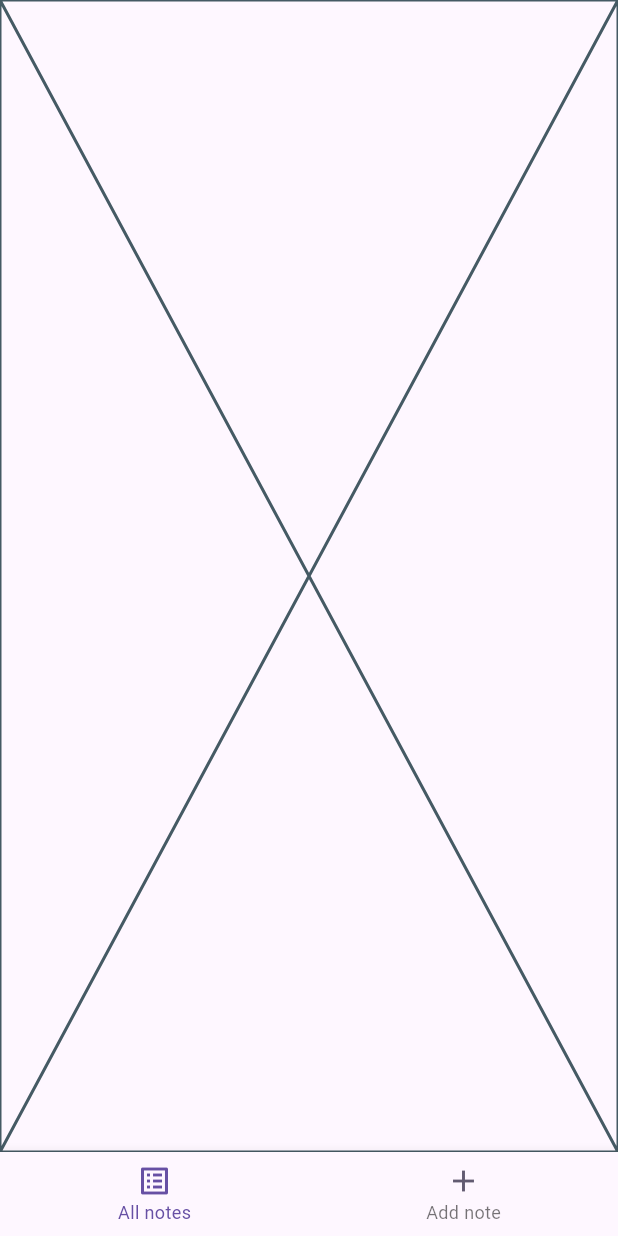
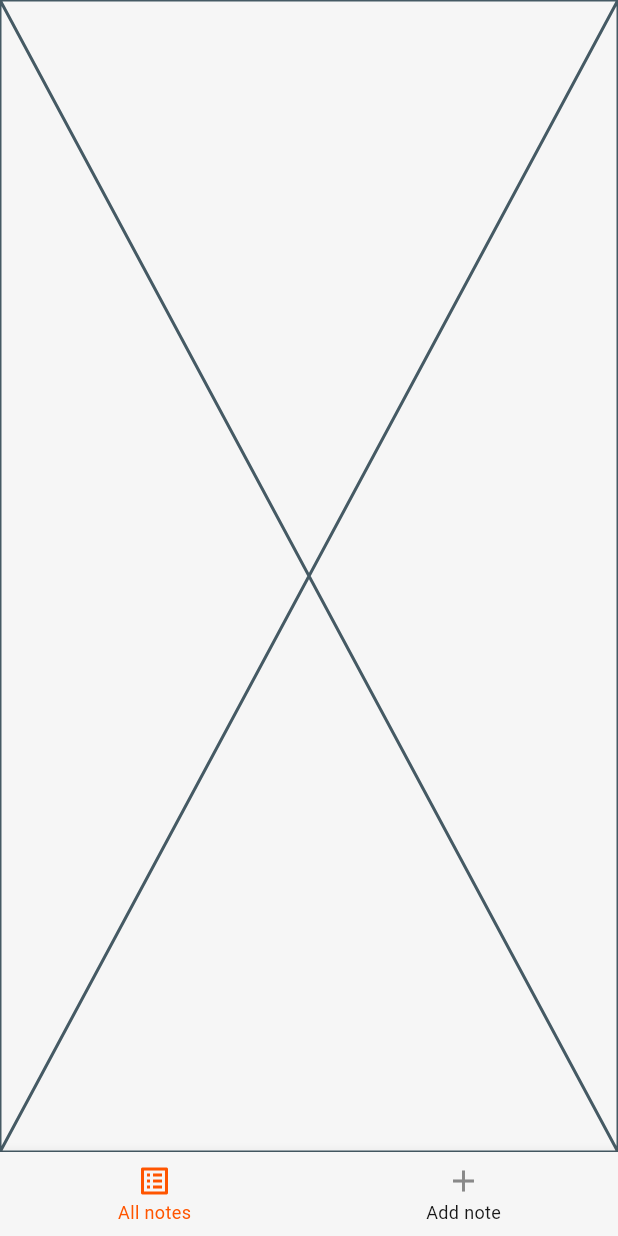
Before and after one commit to rusyaev-dk/scriby_app, a Flutter app: the screen it shows after launch, on a phone screen of 412 x 824 dp. Run offline on Flutter 3.47's test engine with Material 3 defaults, Android fonts, the phone set to English and light mode, and no system bars; our stand-ins replace auto_route, bloc, equatable, flutter_bloc, realm, shared_preferences; generated files the repository leaves out were written again.

Commit message:
feat: add key value storage and theme cubit

```diff
--- a/lib/app/app_config.dart
+++ b/lib/app/app_config.dart
@@ -1,6 +1,12 @@
 import 'package:realm/realm.dart';
+import 'package:shared_preferences/shared_preferences.dart';
 
 class AppConfig {
-  AppConfig({required this.realm});
+  AppConfig({
+    required this.realm,
+    required this.sharedPreferences,
+  });
+
   final Realm realm;
+  final SharedPreferences sharedPreferences;
 }
--- a/lib/app/app_initializer.dart
+++ b/lib/app/app_initializer.dart
@@ -1,9 +1,12 @@
 import 'package:flutter/material.dart';
 import 'package:flutter_bloc/flutter_bloc.dart';
 import 'package:scriby_app/app/app_config.dart';
+import 'package:scriby_app/core/blocs/theme_cubit/theme_cubit.dart';
 import 'package:scriby_app/core/domain/repositories/my_notes/my_notes_repository.dart';
 import 'package:scriby_app/core/domain/repositories/my_notes/my_notes_repository_interface.dart';
+import 'package:scriby_app/core/domain/repositories/settings/settings.dart';
 import 'package:scriby_app/features/my_notes/presentation/my_notes_bloc/my_notes_bloc.dart';
+import 'package:scriby_app/persistence/storage/key_value_storage/key_value_storage.dart';
 
 class AppInitializer extends StatelessWidget {
   const AppInitializer({
@@ -17,14 +20,26 @@ class AppInitializer extends StatelessWidget {
 
   @override
   Widget build(BuildContext context) {
+    final sharedPrefsStotage =
+        SharedPrefsStorage(prefs: appConfig.sharedPreferences);
+
     return MultiRepositoryProvider(
       providers: [
+        RepositoryProvider<SettingsRepositoryI>(
+          create: (context) =>
+              SettingsRepository(keyValueStorage: sharedPrefsStotage),
+        ),
         RepositoryProvider<MyNotesRepositoryI>(
           create: (context) => MyNotesRepository(realm: appConfig.realm),
         ),
       ],
       child: MultiBlocProvider(
         providers: [
+          BlocProvider(
+            create: (context) => ThemeCubit(
+              settingsRepository: context.read<SettingsRepositoryI>(),
+            ),
+          ),
           BlocProvider(
             create: (context) => MyNotesBloc(
               myNotesRepository: context.read<MyNotesRepositoryI>(),
--- a/lib/app/scriby_app.dart
+++ b/lib/app/scriby_app.dart
@@ -1,7 +1,10 @@
 import 'package:flutter/material.dart';
+import 'package:flutter_bloc/flutter_bloc.dart';
 import 'package:scriby_app/app/app_config.dart';
 import 'package:scriby_app/app/app_initializer.dart';
+import 'package:scriby_app/core/blocs/theme_cubit/theme_cubit.dart';
 import 'package:scriby_app/core/navigation/router.dart';
+import 'package:scriby_app/uikit/themes/themes.dart';
 
 class ScribyApp extends StatefulWidget {
   const ScribyApp({
@@ -22,9 +25,16 @@ class _ScribyAppState extends State<ScribyApp> {
 
     return AppInitializer(
       appConfig: widget.appConfig, // there will be theme cubit between them
-      child: MaterialApp.router(
-        title: "Scriby",
-        routerConfig: router.config(),
+      child: BlocBuilder<ThemeCubit, ThemeState>(
+        builder: (context, state) {
+          return MaterialApp.router(
+             theme: AppThemeData.lightTheme,
+            darkTheme: AppThemeData.darkTheme,
+            themeMode: state.themeMode,
+            title: "Scriby",
+            routerConfig: router.config(),
+          );
+        },
       ),
     );
   }
--- /dev/null
+++ b/lib/core/blocs/theme_cubit/theme_cubit.dart
@@ -0,0 +1,37 @@
+import 'package:bloc/bloc.dart';
+import 'package:equatable/equatable.dart';
+import 'package:flutter/material.dart';
+import 'package:scriby_app/core/domain/repositories/settings/settings.dart';
+
+part 'theme_state.dart';
+
+class ThemeCubit extends Cubit<ThemeState> {
+  ThemeCubit({
+    required SettingsRepositoryI settingsRepository,
+  })  : _settingsRepository = settingsRepository,
+        super(const ThemeState(themeMode: ThemeMode.system)) {
+    _restoreTheme();
+  }
+
+  final SettingsRepositoryI _settingsRepository;
+
+  Future<void> _restoreTheme() async {
+    final ThemeMode themeMode;
+    try {
+      themeMode = await _settingsRepository.getCurrentTheme();
+    } catch (err, stackTrace) {
+      return;
+    }
+
+    emit(ThemeState(themeMode: themeMode));
+  }
+
+  Future<void> setTheme(ThemeMode themeMode) async {
+    try {
+      await _settingsRepository.setTheme(themeMode);
+      emit(ThemeState(themeMode: themeMode));
+    } catch (err, stackTrace) {
+      return;
+    }
+  }
+}
--- /dev/null
+++ b/lib/core/blocs/theme_cubit/theme_state.dart
@@ -0,0 +1,10 @@
+part of 'theme_cubit.dart';
+
+final class ThemeState extends Equatable {
+  const ThemeState({required this.themeMode});
+
+  final ThemeMode themeMode;
+
+  @override
+  List<Object> get props => [themeMode];
+}
--- /dev/null
+++ b/lib/core/domain/repositories/settings/settings.dart
@@ -0,0 +1,2 @@
+export 'settings_repository_interface.dart';
+export 'settings_repository.dart';
--- /dev/null
+++ b/lib/core/domain/repositories/settings/settings_repository.dart
@@ -0,0 +1,23 @@
+import 'package:flutter/material.dart';
+import 'package:scriby_app/core/domain/repositories/settings/settings.dart';
+import 'package:scriby_app/persistence/storage/key_value_storage/key_value_storage.dart';
+
+class SettingsRepository implements SettingsRepositoryI {
+  SettingsRepository({required KeyValueStorageI keyValueStorage})
+      : _keyValueStorage = keyValueStorage;
+
+  final KeyValueStorageI _keyValueStorage;
+  static const _themeModeKey = "theme_mode";
+
+  @override
+  Future<void> setTheme(ThemeMode themeMode) async {
+    return await _keyValueStorage.set<String>(
+        key: _themeModeKey, value: themeMode.asString());
+  }
+
+  @override
+  Future<ThemeMode> getCurrentTheme() async {
+    final String? themeModeStr = await _keyValueStorage.get<String>(key: _themeModeKey);
+    return ThemeModeX.fromString(themeModeStr);
+  }
+}
--- /dev/null
+++ b/lib/core/utils/service_funtions.dart
@@ -0,0 +1,4 @@
+bool sameTypes<S, V>() {
+  void func<X extends S>() {}
+  return func is void Function<X extends V>();
+}
--- /dev/null
+++ b/lib/core/utils/utils.dart
@@ -0,0 +1 @@
+export 'service_funtions.dart';
--- a/lib/features/my_notes/presentation/screens/my_notes_screen.dart
+++ b/lib/features/my_notes/presentation/screens/my_notes_screen.dart
@@ -16,7 +16,12 @@ class MyNotesScreen extends StatelessWidget {
           if (state is MyNotesLoadedState) {
             final List<Note> notes = state.notes;
 
-            return const Placeholder();
+            if (notes.isEmpty) {
+              return const Center(
+                child: Text("No notes yet..."),
+              );
+            }
+            return Placeholder();
           }
 
           return const Placeholder();
--- /dev/null
+++ b/lib/persistence/storage/key_value_storage/key_value_storage.dart
@@ -0,0 +1,2 @@
+export 'key_value_storage_interface.dart';
+export 'shared_prefs_storage.dart';
--- a/lib/uikit/uikit.dart
+++ b/lib/uikit/uikit.dart
@@ -1 +1,5 @@
 export 'app_sizes.dart';
+export 'themes/themes.dart';
+export 'text/text.dart';
+export 'gradients/gradients.dart';
+export 'colors/colors.dart';
```
Also changed, not shown: lib/core/domain/repositories/settings/settings_repository_interface.dart (added, +36 -0 lines), lib/main.dart (+8 -3 lines), lib/persistence/storage/key_value_storage/key_value_storage_interface.dart (added, +9 -0 lines), lib/persistence/storage/key_value_storage/shared_prefs_storage.dart (added, +66 -0 lines), pubspec.lock.
